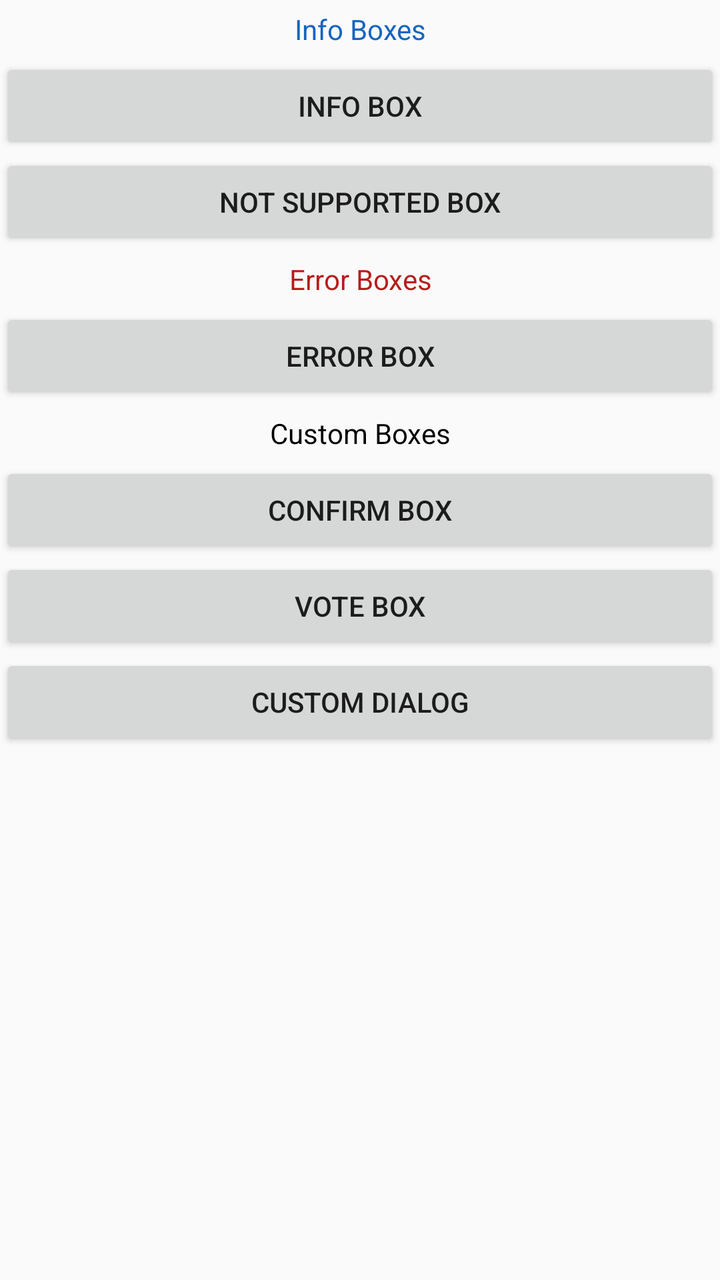
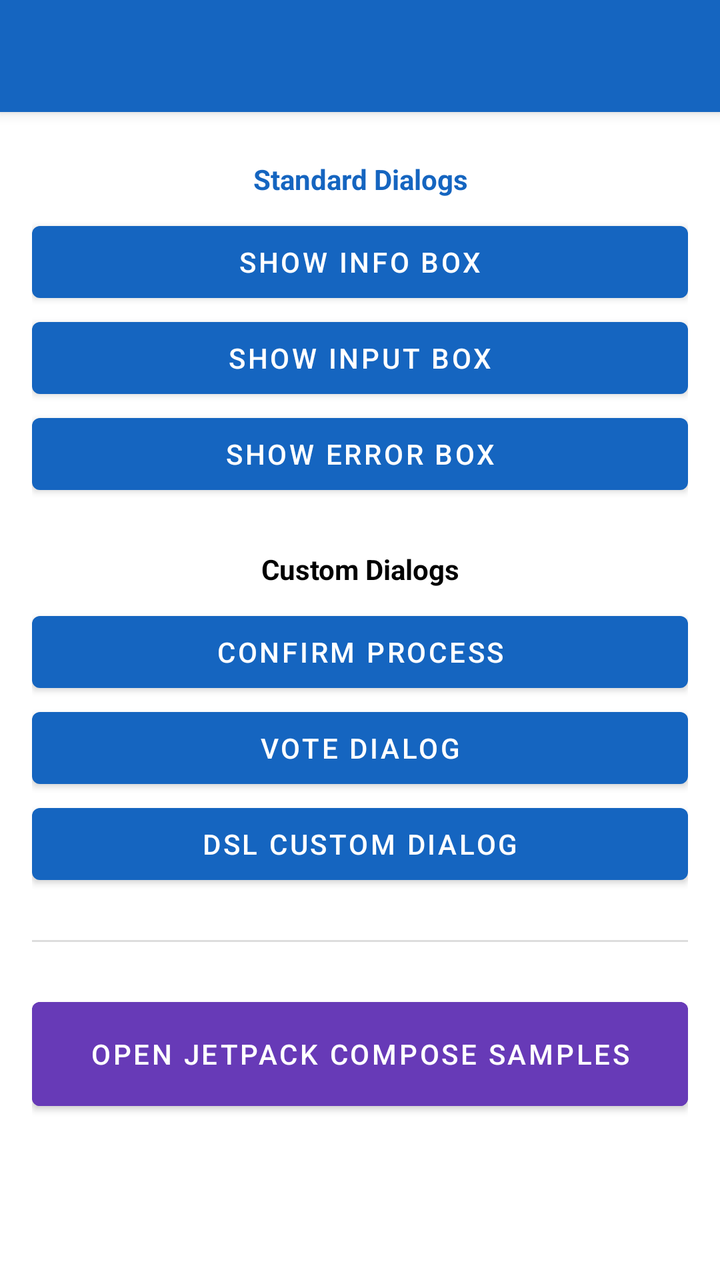

Before-and-after screenshots of an Android layout around one commit, followed by the original layout XML and the change that was made.
<!-- AndroidManifest.xml: application theme AppTheme -->
<!-- res/layout/activity_main.xml -->
<?xml version="1.0" encoding="utf-8"?>
<LinearLayout xmlns:android="http://schemas.android.com/apk/res/android"
    xmlns:app="http://schemas.android.com/apk/res-auto"
    xmlns:tools="http://schemas.android.com/tools"
    android:layout_width="match_parent"
    android:layout_height="match_parent"
    android:orientation="vertical"
    tools:context=".MainActivity">

    <TextView
        android:layout_width="match_parent"
        android:layout_height="wrap_content"
        android:padding="5dp"
        android:text="Info Boxes"
        android:textAlignment="center"
        android:textColor="@color/md_blue_800" />

    <Button
        android:id="@+id/button1"
        android:layout_width="match_parent"
        android:layout_height="wrap_content"
        android:text="Info Box" />

    <Button
        android:id="@+id/button2"
        android:layout_width="match_parent"
        android:layout_height="wrap_content"
        android:text="Not Supported Box" />

    <TextView
        android:layout_width="match_parent"
        android:layout_height="wrap_content"
        android:padding="5dp"
        android:text="Error Boxes"
        android:textAlignment="center"
        android:textColor="@color/md_red_900" />

    <Button
        android:id="@+id/button3"
        android:layout_width="match_parent"
        android:layout_height="wrap_content"
        android:text="Error Box" />

    <TextView
        android:layout_width="match_parent"
        android:layout_height="wrap_content"
        android:padding="5dp"
        android:text="Custom Boxes"
        android:textAlignment="center"
        android:textColor="@color/md_black_1000" />

    <Button
        android:id="@+id/button4"
        android:layout_width="match_parent"
        android:layout_height="wrap_content"
        android:text="Confirm Box" />

    <Button
        android:id="@+id/button5"
        android:layout_width="match_parent"
        android:layout_height="wrap_content"
        android:text="Vote Box" />

    <Button
        android:id="@+id/button6"
        android:layout_width="match_parent"
        android:layout_height="wrap_content"
        android:text="Custom Dialog" />

</LinearLayout>
<!-- resources referenced by this layout -->
<resources>
  <color name="md_black_1000">#000000</color>
  <color name="md_blue_800">#1565C0</color>
  <color name="md_red_900">#B71C1C</color>
  <style name="AppTheme" parent="Theme.AppCompat.Light.DarkActionBar">
      </style>
</resources>

<!-- the commit's change to res/layout/activity_main.xml (unified diff, before → after) -->
@@ -1,70 +1,107 @@
 <?xml version="1.0" encoding="utf-8"?>
-<LinearLayout xmlns:android="http://schemas.android.com/apk/res/android"
+<androidx.coordinatorlayout.widget.CoordinatorLayout xmlns:android="http://schemas.android.com/apk/res/android"
     xmlns:app="http://schemas.android.com/apk/res-auto"
     xmlns:tools="http://schemas.android.com/tools"
     android:layout_width="match_parent"
     android:layout_height="match_parent"
-    android:orientation="vertical"
-    tools:context=".MainActivity">
+    android:fitsSystemWindows="true">
 
-    <TextView
+    <com.google.android.material.appbar.AppBarLayout
         android:layout_width="match_parent"
         android:layout_height="wrap_content"
-        android:padding="5dp"
-        android:text="Info Boxes"
-        android:textAlignment="center"
-        android:textColor="@color/md_blue_800" />
+        android:fitsSystemWindows="true"
+        android:theme="@style/AppTheme.AppBarOverlay">
 
-    <Button
-        android:id="@+id/button1"
+        <androidx.appcompat.widget.Toolbar
+            android:id="@+id/toolbar"
+            android:layout_width="match_parent"
+            android:layout_height="?attr/actionBarSize"
+            android:background="?attr/colorPrimary"
+            app:popupTheme="@style/AppTheme.PopupOverlay" />
+
+    </com.google.android.material.appbar.AppBarLayout>
+
+    <androidx.core.widget.NestedScrollView
         android:layout_width="match_parent"
-        android:layout_height="wrap_content"
-        android:text="Info Box" />
+        android:layout_height="match_parent"
+        app:layout_behavior="@string/appbar_scrolling_view_behavior">
 
-    <Button
-        android:id="@+id/button2"
-        android:layout_width="match_parent"
-        android:layout_height="wrap_content"
-        android:text="Not Supported Box" />
+        <LinearLayout
+            android:layout_width="match_parent"
+            android:layout_height="wrap_content"
+            android:orientation="vertical"
+            android:padding="16dp">
 
-    <TextView
-        android:layout_width="match_parent"
-        android:layout_height="wrap_content"
-        android:padding="5dp"
-        android:text="Error Boxes"
-        android:textAlignment="center"
-        android:textColor="@color/md_red_900" />
+            <TextView
+                android:layout_width="match_parent"
+                android:layout_height="wrap_content"
+                android:padding="8dp"
+                android:text="Standard Dialogs"
+                android:textAlignment="center"
+                android:textColor="@color/md_blue_800"
+                android:textStyle="bold" />
 
-    <Button
-        android:id="@+id/button3"
-        android:layout_width="match_parent"
-        android:layout_height="wrap_content"
-        android:text="Error Box" />
+            <Button
+                android:id="@+id/button1"
+                android:layout_width="match_parent"
+                android:layout_height="wrap_content"
+                android:text="Show Info Box" />
 
-    <TextView
-        android:layout_width="match_parent"
-        android:layout_height="wrap_content"
-        android:padding="5dp"
-        android:text="Custom Boxes"
-        android:textAlignment="center"
-        android:textColor="@color/md_black_1000" />
+            <Button
+                android:id="@+id/button2"
+                android:layout_width="match_parent"
+                android:layout_height="wrap_content"
+                android:text="Show Input Box" />
 
-    <Button
-        android:id="@+id/button4"
-        android:layout_width="match_parent"
-        android:layout_height="wrap_content"
-        android:text="Confirm Box" />
+            <Button
+                android:id="@+id/button3"
+                android:layout_width="match_parent"
+                android:layout_height="wrap_content"
+                android:text="Show Error Box" />
 
-    <Button
-        android:id="@+id/button5"
-        android:layout_width="match_parent"
-        android:layout_height="wrap_content"
-        android:text="Vote Box" />
+            <TextView
+                android:layout_width="match_parent"
+                android:layout_height="wrap_content"
+                android:padding="8dp"
+                android:layout_marginTop="16dp"
+                android:text="Custom Dialogs"
+                android:textAlignment="center"
+                android:textColor="@color/md_black_1000"
+                android:textStyle="bold" />
 
-    <Button
-        android:id="@+id/button6"
-        android:layout_width="match_parent"
-        android:layout_height="wrap_content"
-        android:text="Custom Dialog" />
+            <Button
+                android:id="@+id/button4"
+                android:layout_width="match_parent"
+                android:layout_height="wrap_content"
+                android:text="Confirm Process" />
 
-</LinearLayout>
+            <Button
+                android:id="@+id/button5"
+                android:layout_width="match_parent"
+                android:layout_height="wrap_content"
+                android:text="Vote Dialog" />
+
+            <Button
+                android:id="@+id/button6"
+                android:layout_width="match_parent"
+                android:layout_height="wrap_content"
+                android:text="DSL Custom Dialog" />
+
+            <View
+                android:layout_width="match_parent"
+                android:layout_height="1dp"
+                android:layout_marginVertical="24dp"
+                android:background="#DDDDDD" />
+
+            <Button
+                android:id="@+id/buttonCompose"
+                android:layout_width="match_parent"
+                android:layout_height="64dp"
+                android:backgroundTint="@color/md_deep_purple_500"
+                android:text="Open Jetpack Compose Samples"
+                android:textColor="@color/md_white_1000" />
+
+        </LinearLayout>
+    </androidx.core.widget.NestedScrollView>
+
+</androidx.coordinatorlayout.widget.CoordinatorLayout>
<!-- resource entries referenced after the edit -->
@@ -2,8 +2,16 @@
 <resources>
   <color name="md_black_1000">#000000</color>
   <color name="md_blue_800">#1565C0</color>
-  <color name="md_red_900">#B71C1C</color>
-  <style name="AppTheme" parent="Theme.AppCompat.Light.DarkActionBar">
+  <color name="md_deep_purple_500">#673AB7</color>
+  <color name="md_white_1000">#ffffff</color>
+  <style name="AppTheme.AppBarOverlay" parent="ThemeOverlay.AppCompat.Dark.ActionBar" />
+  <style name="AppTheme.PopupOverlay" parent="ThemeOverlay.AppCompat.Light" />
+  <style name="AppTheme" parent="Theme.MaterialComponents.DayNight.NoActionBar">
+          <item name="colorPrimary">@color/md_blue_800</item>
+          <item name="colorPrimaryDark">@color/md_blue_900</item>
+          <item name="colorAccent">@color/md_red_700</item>
       </style>
+  <color name="md_blue_900">#0D47A1</color>
+  <color name="md_red_700">#D32F2F</color>
 </resources>
 
